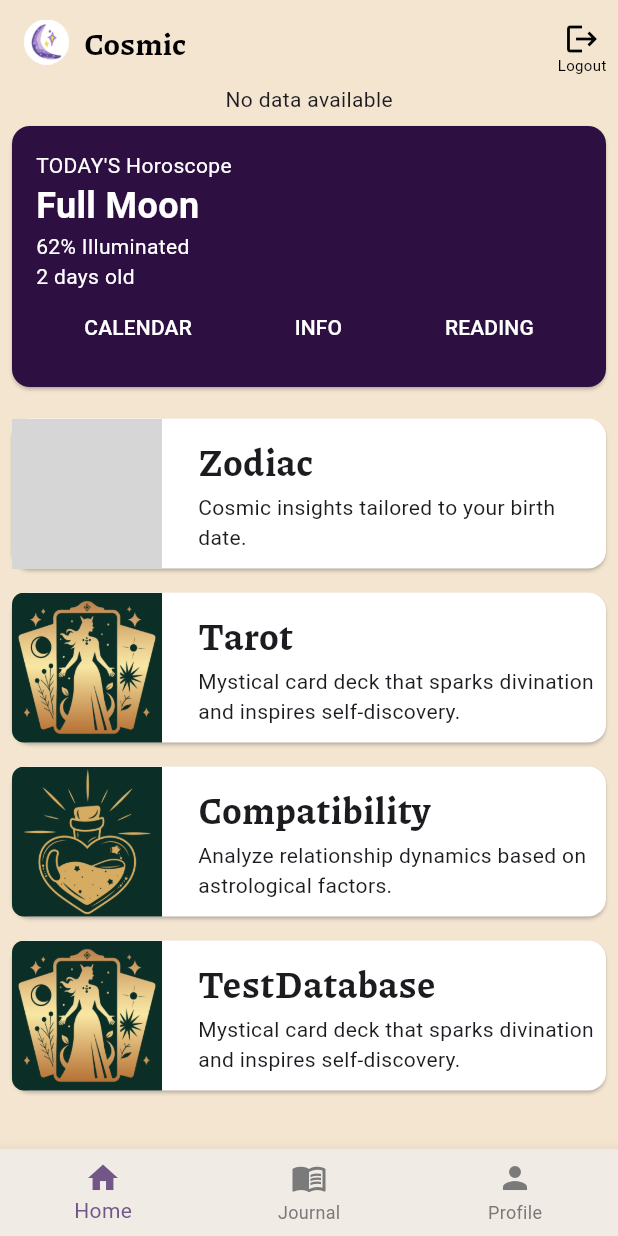
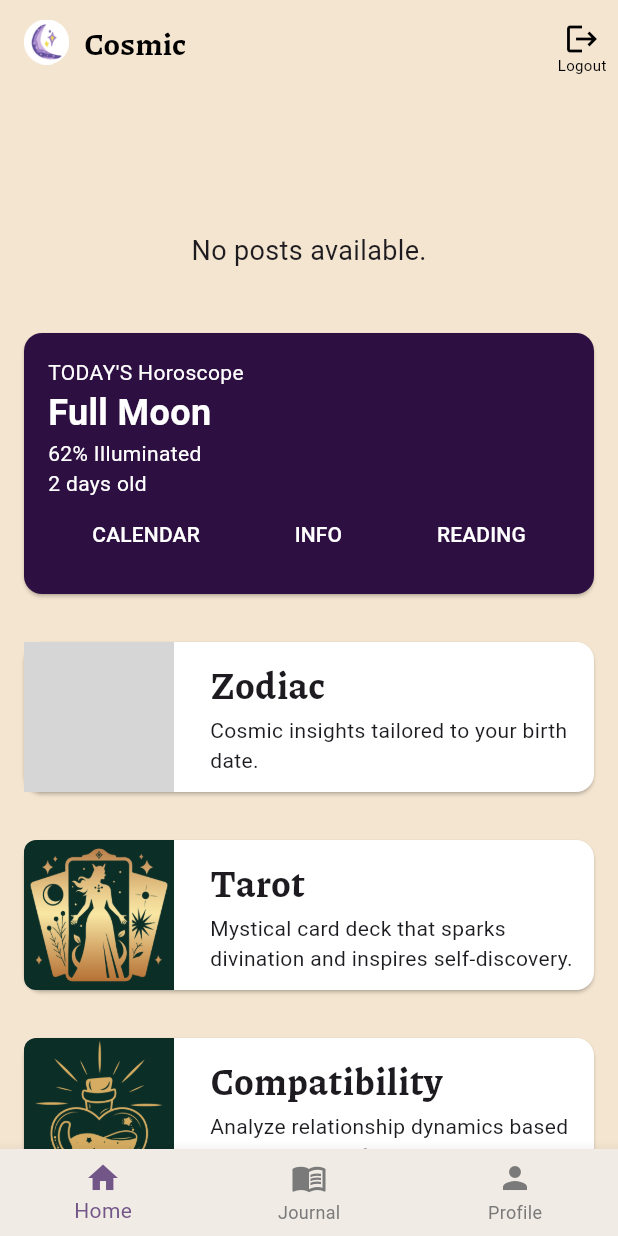
Before and after one commit to Kwankao01/FinalCosmic, a Flutter app: the screen it shows after launch, on a phone screen of 412 x 824 dp. Run offline on Flutter 3.47's test engine with Material 3 defaults, Android fonts, the phone set to English and light mode, and no system bars; our stand-ins replace cloud_firestore, firebase_core; accounts and stored records are empty; grey boxes are pictures that could not be loaded.

Commit message:
mod_home_horo

```diff
--- a/cosmic_app/lib/screens/dailyhoro_screen.dart
+++ b/cosmic_app/lib/screens/dailyhoro_screen.dart
@@ -201,7 +201,9 @@ class _DailyHoroscopeScreenState extends State<DailyHoroscopeScreen> {
         elevation: 0,
         leading: IconButton(
         icon: const Icon(Icons.arrow_back, color: Colors.black),
-          onPressed: () => Navigator.of(context).pop(),
+        onPressed: () {
+             Navigator.pop(context, 'refresh'); // ส่งค่า 'refresh' กลับไปเมื่อผู้ใช้กดปุ่ม Back
+           },
       ),
       title: Text(
         zodiacSign.isNotEmpty ? zodiacSign : 'Horoscope',
@@ -210,6 +212,7 @@ class _DailyHoroscopeScreenState extends State<DailyHoroscopeScreen> {
       ),
        centerTitle: true,
       ),
+
       body: SingleChildScrollView(
         padding: const EdgeInsets.all(20.0),
         child: Column(
--- a/cosmic_app/lib/screens/home_screen.dart
+++ b/cosmic_app/lib/screens/home_screen.dart
@@ -1,8 +1,8 @@
 import 'package:flutter/material.dart';
-import 'package:provider/provider.dart';
-import '../widgets/zodiac_card.dart'; // Import the new HoroscopeStatusCard
+import 'package:cloud_firestore/cloud_firestore.dart';
+import '../widgets/zodiac_card.dart';
+import '../widgets/moon_card.dart';
 import '../widgets/cosmic_card.dart';
-import '../widgets/moon_card.dart';
 import 'login_screen.dart';
 
 class HomeScreen extends StatefulWidget {
@@ -66,7 +66,6 @@ class _HomeScreenState extends State<HomeScreen> {
                   icon: const Icon(Icons.logout),
                   tooltip: 'Logout',
                   onPressed: () {
-                    // Navigate back to LoginScreen
                     Navigator.pushReplacement(
                       context,
                       MaterialPageRoute(
@@ -88,48 +87,78 @@ class _HomeScreenState extends State<HomeScreen> {
         ],
       ),
       body: SingleChildScrollView(
+        child: Padding(
+          padding: const EdgeInsets.all(8.0),
           child: Column(
+            crossAxisAlignment: CrossAxisAlignment.stretch,
             children: [
-            // Replaced ZodiacCard with HoroscopeStatusCard
-            HoroscopeStatusCard(),
+              // Horoscope Status Card
+              Container(
+                child: const SizedBox(
+                  height: 150,
+                  child: HoroscopeStatusCard(),
+                ),
+              ),
+              // Moon Card
               InkWell(
-              onTap: () => Navigator.pushNamed(context, '/daily_horoscope'),
-              child: MoonCard(),
+                onTap: () async {
+                  try {
+                    await FirebaseFirestore.instance
+                      .collection('DailyHoroStatus')
+                      .doc('Status')
+                       .set({'Status': true}, SetOptions(merge: true));
+                   final result = await Navigator.pushNamed(context, '/daily_horoscope');
+                    if (result == 'refresh') {
+                       setState(() {});
+                     }
+                   } catch (e) {
+                      print('Error updating status: $e');
+                    }
+                  },
+                 child: const MoonCard(),
               ),
-            const SizedBox(height: 5),
+
+              const SizedBox(height: 16),
+              // Zodiac Card
               InkWell(
                 onTap: () =>
                     Navigator.pushNamed(context, '/zodiac', arguments: 'ZODIAC'),
-              child: CosmicCard(
+                child: const CosmicCard(
                   title: 'Zodiac',
                   description: 'Cosmic insights tailored to your birth date.',
                   imagePath: 'assets/images/zodiac.png',
                 ),
               ),
+              const SizedBox(height: 16),
+              // Tarot Card
               InkWell(
                 onTap: () =>
                     Navigator.pushNamed(context, '/tarot', arguments: 'Tarot'),
-              child: CosmicCard(
+                child: const CosmicCard(
                   title: 'Tarot',
                   description:
                       'Mystical card deck that sparks divination and inspires self-discovery.',
                   imagePath: 'assets/images/tarot.png',
                 ),
               ),
+              const SizedBox(height: 16),
+              // Compatibility Card
               InkWell(
                 onTap: () => Navigator.pushNamed(context, '/compatibility',
                     arguments: 'COMPATIBILITY'),
-              child: CosmicCard(
+                child: const CosmicCard(
                   title: 'Compatibility',
                   description:
                       'Analyze relationship dynamics based on astrological factors.',
                   imagePath: 'assets/images/compa.png',
                 ),
               ),
+              const SizedBox(height: 16),
+              // Test Database Card
               InkWell(
                 onTap: () => Navigator.pushNamed(context, '/test_database',
                     arguments: 'test_database'),
-              child: CosmicCard(
+                child: const CosmicCard(
                   title: 'TestDatabase',
                   description:
                       'Mystical card deck that sparks divination and inspires self-discovery.',
@@ -137,6 +166,7 @@ class _HomeScreenState extends State<HomeScreen> {
                 ),
               ),
             ],
+          ),
         ),
       ),
       bottomNavigationBar: BottomNavigationBar(
--- a/cosmic_app/lib/widgets/zodiac_card.dart
+++ b/cosmic_app/lib/widgets/zodiac_card.dart
@@ -1,6 +1,6 @@
 import 'dart:async';
 import 'package:flutter/material.dart';
-import 'package:cloud_firestore/cloud_firestore.dart'; // Import Firestore package
+import 'package:cloud_firestore/cloud_firestore.dart';
 
 class HoroscopeStatusCard extends StatefulWidget {
   const HoroscopeStatusCard({super.key});
@@ -10,87 +10,77 @@ class HoroscopeStatusCard extends StatefulWidget {
 }
 
 class _HoroscopeStatusCardState extends State<HoroscopeStatusCard> {
-  bool hasReadHoroscope = false;
-  final FirebaseFirestore _firestore = FirebaseFirestore.instance;
-  late DocumentReference _statusRef;
+  List<Post> posts = [];
+  bool isLoading = false;
+  late PostController controller;
 
   @override
   void initState() {
     super.initState();
-    _statusRef = _firestore
-        .collection('DailyHoroStatus')
-        .doc('Status'); // Firestore reference
 
-    // Listen for real-time updates to Firestore
-    _statusRef.snapshots().listen((snapshot) {
-      if (snapshot.exists) {
+    controller = PostController(PostFirebaseService());
+
+    controller.onSync.listen((bool syncState) {
       setState(() {
-          hasReadHoroscope = snapshot['Status'] ?? false;
+        isLoading = syncState;
       });
+    });
+
+    _getPosts();
   }
+
+  void _getPosts() async {
+    var newPosts = await controller.fetchPosts();
+    print('Fetched posts: ${newPosts.length}');
+    setState(() {
+      posts = newPosts;
     });
   }
 
-  // Function to update Firestore document when the user reads the horoscope
-  void _updateHoroscopeStatus() async {
-    await _statusRef.update({'Status': true}); // Set the status to true
+  Future<void> _updateHoroscopeStatus(Post post) async {
+    post.Status = true; // Update the status to true
+    await controller.updatePost(post);
+    _getPosts(); // Refresh the list after updating
   }
 
   @override
   Widget build(BuildContext context) {
+    return Scaffold(
+      appBar: AppBar(),
+      body: isLoading
+          ? const Center(child: CircularProgressIndicator())
+          : posts.isEmpty
+              ? const Center(
+                  child: Text(
+                    'No posts available.',
+                    style: TextStyle(fontSize: 18),
+                  ),
+                )
+              : ListView.builder(
+                  itemCount: posts.length,
+                  itemBuilder: (context, index) {
+                    Post post = posts[index];
                     return GestureDetector(
-      onTap: _updateHoroscopeStatus, // Update status on tap
-      child: StreamBuilder<DocumentSnapshot>(
-        stream: _statusRef.snapshots(), // Listen for real-time updates
-        builder: (context, snapshot) {
-          if (snapshot.connectionState == ConnectionState.waiting) {
-            return const Center(child: CircularProgressIndicator());
-          }
-
-          if (snapshot.hasError) {
-            return Center(child: Text('Error: ${snapshot.error}'));
-          }
-
-          if (!snapshot.hasData || !snapshot.data!.exists) {
-            return const Center(child: Text('No data available'));
-          }
-
-          // Fetch the Status field from Firestore
-          bool status = snapshot.data!['Status'] ?? false;
-
-          return Card(
-            elevation: 4,
-            margin: const EdgeInsets.all(16.0),
+                      onTap: () => _updateHoroscopeStatus(post),
+                      child: Card(
                         color: Colors.white,
                         child: Padding(
                           padding: const EdgeInsets.all(16.0),
                           child: Row(
                             children: [
-                  Icon(
-                    status ? Icons.check_circle : Icons.error,
-                    size: 100,
-                    color: status ? Colors.green : Colors.red,
-                  ),
                               const SizedBox(width: 16.0),
                               Column(
                                 crossAxisAlignment: CrossAxisAlignment.start,
                                 children: [
-                      const Text(
-                        'Horoscope Status',
-                        style: TextStyle(
-                          fontSize: 24,
-                          fontWeight: FontWeight.bold,
-                          fontFamily: 'Piazzolla',
-                        ),
-                      ),
                                   const SizedBox(height: 8.0),
                                   Text(
-                        status
+                                    post.Status
                                         ? 'You have read your horoscope today!'
                                         : 'You have not read your horoscope today.',
                                     style: TextStyle(
                                       fontSize: 16,
-                          color: status ? Colors.green : Colors.red,
+                                      color:
+                                          post.Status ? Colors.green : Colors.red,
                                       fontFamily: 'Piazzolla',
                                     ),
                                   ),
@@ -99,9 +89,109 @@ class _HoroscopeStatusCardState extends State<HoroscopeStatusCard> {
                             ],
                           ),
                         ),
+                      ),
                     );
                   },
                 ),
     );
   }
 }
+
+class Post {
+  bool Status;
+  String dbId;
+
+  Post(this.Status, {this.dbId = ""});
+
+  factory Post.fromSnapshot(Map<String, dynamic> json, String id) {
+    return Post(
+      json['Status'] as bool? ?? false,
+      dbId: id,
+    );
+  }
+
+  factory Post.fromJson(Map<String, dynamic> json) {
+    return Post(json['Status'] as bool? ?? false);
+  }
+}
+
+class AllPosts {
+  final List<Post> posts;
+  AllPosts(this.posts);
+
+  factory AllPosts.fromSnapshot(QuerySnapshot qs) {
+    List<Post> posts = qs.docs.map((DocumentSnapshot ds) {
+      return Post.fromSnapshot(ds.data() as Map<String, dynamic>, ds.id);
+    }).toList();
+
+    return AllPosts(posts);
+  }
+
+  factory AllPosts.fromJson(List<dynamic> json) {
+    List<Post> posts = json.map((item) => Post.fromJson(item)).toList();
+    return AllPosts(posts);
+  }
+}
+
+abstract class PostService {
+  Future<List<Post>> getPosts();
+  Future<void> updatePost(Post post);
+}
+
+class PostFirebaseService implements PostService {
+  @override
+  Future<List<Post>> getPosts() async {
+    try {
+      // ดึงข้อมูลทั้งหมดจาก collection
+      QuerySnapshot qs =
+          await FirebaseFirestore.instance.collection('DailyHoroStatus').get();
+      if (qs.docs.isEmpty) {
+        print('No documents found in DailyHoroStatus collection.');
+        return [];
+      }
+
+      // Mapping เป็น List<Post>
+      return qs.docs.map((doc) {
+        return Post.fromSnapshot(doc.data() as Map<String, dynamic>, doc.id);
+      }).toList();
+    } catch (e) {
+      print('Error fetching posts: $e');
+      return [];
+    }
+  }
+
+  @override
+  Future<void> updatePost(Post post) async {
+    try {
+      final docRef = FirebaseFirestore.instance
+          .collection("DailyHoroStatus")
+          .doc(post.dbId);
+      await docRef.update({"Status": post.Status});
+    } catch (e) {
+      print("Error updating post: $e");
+    }
+  }
+}
+
+class PostController {
+  List<Post> posts = [];
+  final PostService service;
+  final StreamController<bool> onSyncController = StreamController();
+
+  Stream<bool> get onSync => onSyncController.stream;
+
+  PostController(this.service);
+
+  Future<List<Post>> fetchPosts() async {
+    onSyncController.add(true);
+    posts = await service.getPosts();
+    onSyncController.add(false);
+    return posts;
+  }
+
+  Future<void> updatePost(Post post) async {
+    onSyncController.add(true);
+    await service.updatePost(post);
+    onSyncController.add(false);
+  }
+}
```
Lines whose indentation alone changed are shown as unchanged.
